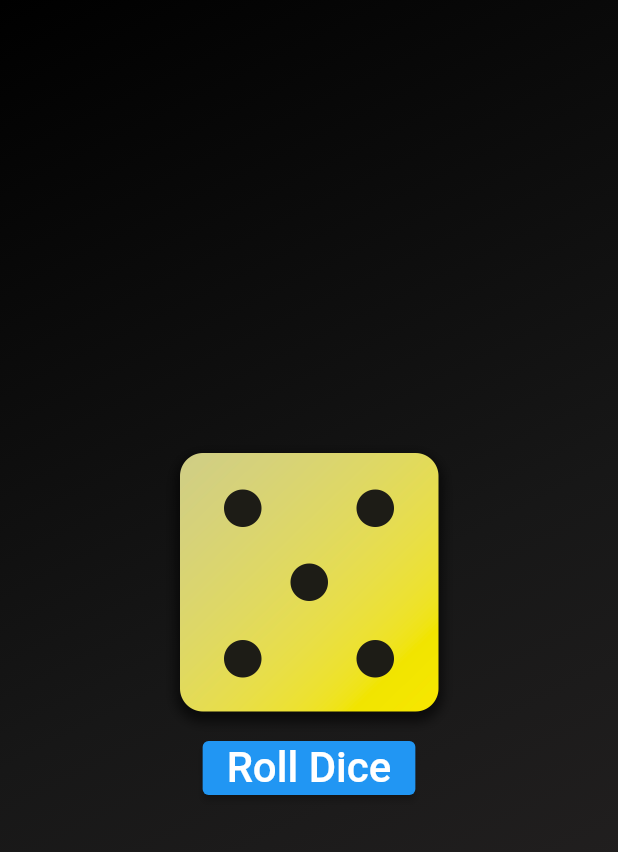
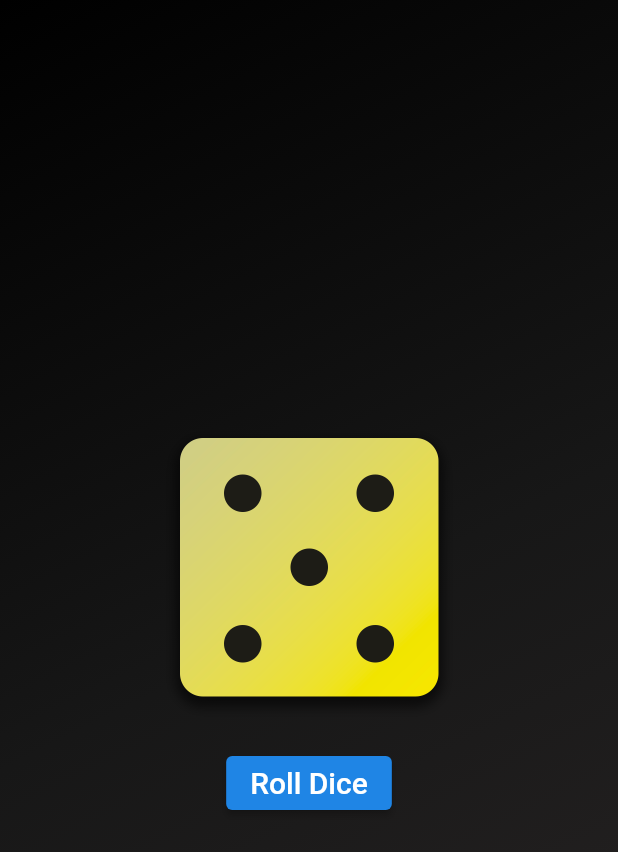
Before and after one commit to satyajeetmanu/dice_roller_flutter, a Flutter app: the screen it shows after launch, after a tap on "Roll Dice", on a phone screen of 412 x 824 dp. Shown: the top 852 px of the screen. Run offline on Flutter 3.47's test engine with Material 2 defaults, Android fonts, the phone set to English and light mode, and no system bars.

Commit message:
added functionality to button and made a stateful widget for rolling dice

```diff
--- /dev/null
+++ b/lib/dice_roller.dart
@@ -0,0 +1,42 @@
+import 'package:dice_roller/styled_text.dart';
+import 'package:flutter/material.dart';
+import 'dart:math';
+
+class DiceRoller extends StatefulWidget {
+  const DiceRoller({super.key});
+
+  @override
+  State<DiceRoller> createState() => _DiceRollerState();
+}
+
+class _DiceRollerState extends State<DiceRoller> {
+  final randomizer = Random();
+  var currDiceImage = 4;
+  rollDice() {
+    setState(() {
+      currDiceImage = randomizer.nextInt(6) + 1;
+    });
+  }
+
+  @override
+  Widget build(BuildContext context) {
+    return Column(
+      mainAxisSize: MainAxisSize.min,
+      children: [
+        Image.asset(
+          'assets/images/dice-$currDiceImage.png',
+          width: 200,
+        ),
+        const SizedBox(
+          height: 20,
+        ),
+        ElevatedButton(
+          onPressed: rollDice,
+          style: ElevatedButton.styleFrom(
+              backgroundColor: const Color.fromARGB(255, 31, 133, 229)),
+          child: const StyledText('Roll Dice'),
+        ),
+      ],
+    );
+  }
+}
--- a/lib/gradient_container.dart
+++ b/lib/gradient_container.dart
@@ -1,4 +1,4 @@
-import 'package:dice_roller/styled_text.dart';
+import 'package:dice_roller/dice_roller.dart';
 import 'package:flutter/material.dart';
 
 class GradientContainer extends StatelessWidget {
@@ -15,20 +15,8 @@ class GradientContainer extends StatelessWidget {
           end: Alignment.bottomRight,
         ),
       ),
-      child: Center(
-        child: Column(
-          mainAxisSize: MainAxisSize.min,
-          children: [
-            Image.asset(
-              'assets/images/dice-5.png',
-              width: 200,
-            ),
-            ElevatedButton(
-              onPressed: () {},
-              child: const StyledText('Roll Dice'),
-            ),
-          ],
-        ),
+      child: const Center(
+        child: DiceRoller(),
       ),
     );
   }
--- a/lib/styled_text.dart
+++ b/lib/styled_text.dart
@@ -10,7 +10,7 @@ class StyledText extends StatelessWidget {
     return Text(
       text,
       style: const TextStyle(
-        fontSize: 28,
+        fontSize: 20,
         color: Colors.white,
       ),
     );
```
